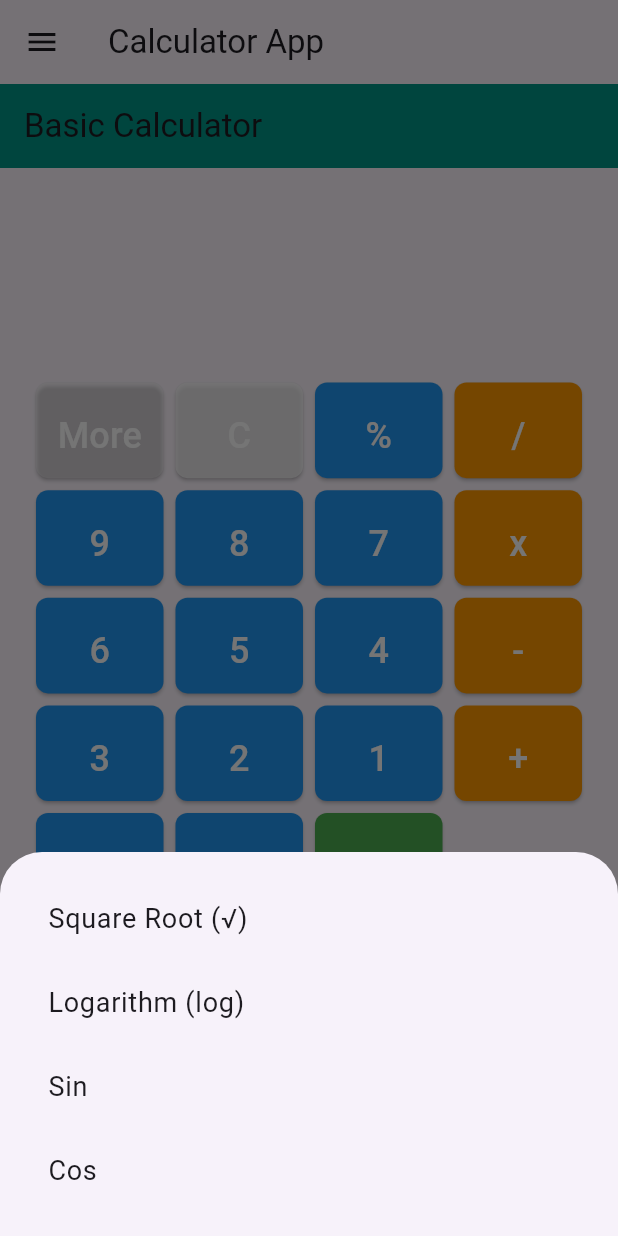
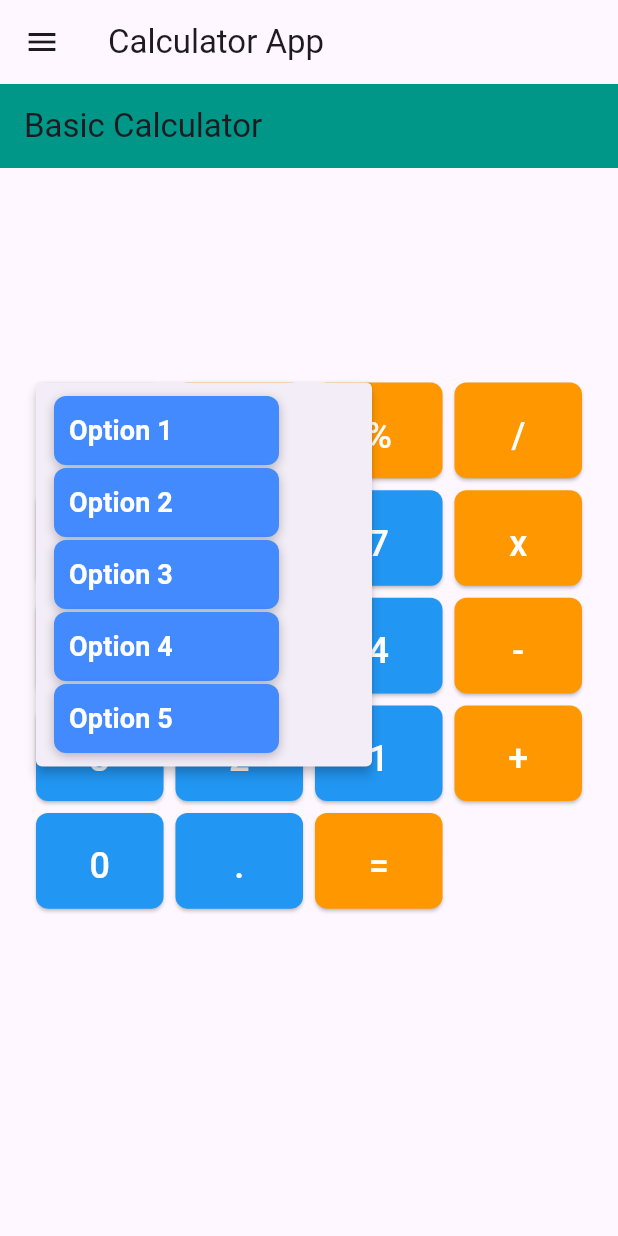
Before and after one commit to PTD-269/android-calculator, a Flutter app: the screen it shows after launch, after a tap on "More", on a phone screen of 412 x 824 dp. Run offline on Flutter 3.47's test engine with Material 3 defaults, Android fonts, the phone set to English and light mode, and no system bars.

Commit message:
more ver1

```diff
--- a/lib/Widgets/CalculatorKeyboard.dart
+++ b/lib/Widgets/CalculatorKeyboard.dart
@@ -3,9 +3,7 @@ import 'package:flutter/material.dart';
 class CalculatorKeyboard extends StatelessWidget {
   final Function(String) onButtonPressed;
 
-
-  CalculatorKeyboard({Key? key, required this.onButtonPressed})
-      : super(key: key);
+  CalculatorKeyboard({Key? key, required this.onButtonPressed}) : super(key: key);
 
   final List<String> buttons = [
     "More",
@@ -29,36 +27,37 @@ class CalculatorKeyboard extends StatelessWidget {
     "=",
   ];
 
+  // Danh sách các nút trong PopupMenuButton
+  final List<String> moreOptions = [
+    "Option 1", "Option 2", "Option 3", "Option 4", "Option 5"
+  ];
+
   Color getButtonColor(String button) {
-   // map with same key as color
     final Map<String, Color> buttonColors = {
       "More": Colors.white38,
-      "C": Colors.white70,
-      "=": Colors.green,
+      "C": Colors.orange,
+      "=": Colors.orange,
       "/": Colors.orange,
       "x": Colors.orange,
       "-": Colors.orange,
       "+": Colors.orange,
+      "%": Colors.orange
     };
-
 
     return buttonColors[button] ?? Colors.blue;
   }
 
   @override
   Widget build(BuildContext context) {
-    // size of screen
     double screenWidth = MediaQuery.of(context).size.width;
     double screenHeight = MediaQuery.of(context).size.height;
 
-    //size of buttons
     double buttonWidth = (screenWidth - 40) / 4;
-    double buttonHeight = buttonWidth * 0.75; // (can adjust here)
+    double buttonHeight = buttonWidth * 0.75;
+
     return Padding(
       padding: const EdgeInsets.all(8.0),
-      child: Expanded (
       child: GridView.builder(
-          // physics: const NeverScrollableScrollPhysics(),
         itemCount: buttons.length,
         gridDelegate: SliverGridDelegateWithFixedCrossAxisCount(
           crossAxisCount: 4,
@@ -70,6 +69,61 @@ class CalculatorKeyboard extends StatelessWidget {
           String button = buttons[index];
           Color buttonColor = getButtonColor(button);
 
+          // Nếu là nút "More", sử dụng PopupMenuButton
+          if (button == "More") {
+            return PopupMenuButton<String>(
+              onSelected: (value) {
+                // Khi chọn một option trong menu, gọi hàm onButtonPressed
+                onButtonPressed(value);
+              },
+              itemBuilder: (BuildContext context) {
+                return moreOptions.map((String option) {
+                  return PopupMenuItem<String>(
+                    value: option,
+                    child: Container(
+                      width: 150,
+                      padding: EdgeInsets.all(10),
+                      decoration: BoxDecoration(
+                        color: Colors.blueAccent, // Chỉnh màu nền
+                        borderRadius: BorderRadius.circular(8),
+                        boxShadow: [
+                          BoxShadow(
+                            color: Colors.black26,
+                            blurRadius: 5,
+                            offset: Offset(0, 2),
+                          ),
+                        ],
+                      ),
+                      child: Text(
+                        option,
+                        style: TextStyle(
+                          fontSize: 18,
+                          fontWeight: FontWeight.bold,
+                          color: Colors.white,
+                        ),
+                      ),
+                    ),
+                  );
+                }).toList();
+              },
+              child: ElevatedButton(
+                onPressed: null, // Không cần xử lý khi bấm, PopupMenuButton sẽ tự động hiển thị
+                style: ElevatedButton.styleFrom(
+                  backgroundColor: buttonColor,
+                  shape: RoundedRectangleBorder(
+                    borderRadius: BorderRadius.circular(8),
+                  ),
+                  padding: EdgeInsets.symmetric(vertical: buttonWidth * 0.2),
+                ),
+                child: Text(
+                  button,
+                  style: TextStyle(fontSize: 24, color: Colors.white),
+                ),
+              ),
+            );
+          }
+
+          // Các nút khác
           return ElevatedButton(
             onPressed: () => onButtonPressed(button),
             style: ElevatedButton.styleFrom(
@@ -86,7 +140,6 @@ class CalculatorKeyboard extends StatelessWidget {
           );
         },
       ),
-      ),
     );
   }
 }
```
Lines whose indentation alone changed are shown as unchanged.
